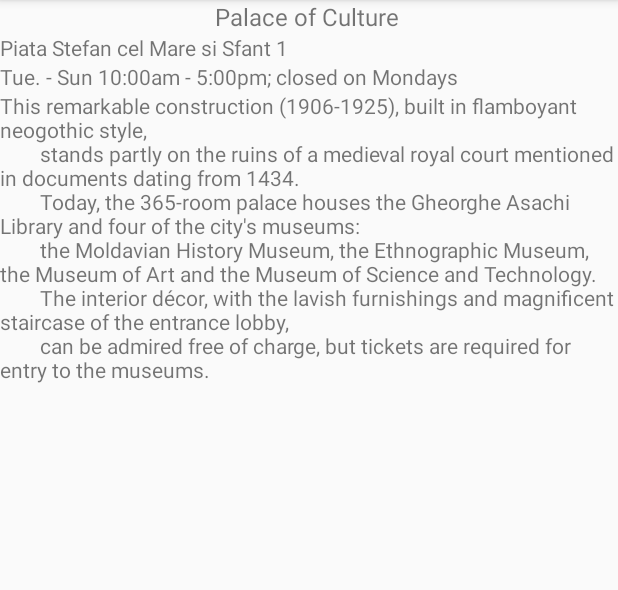
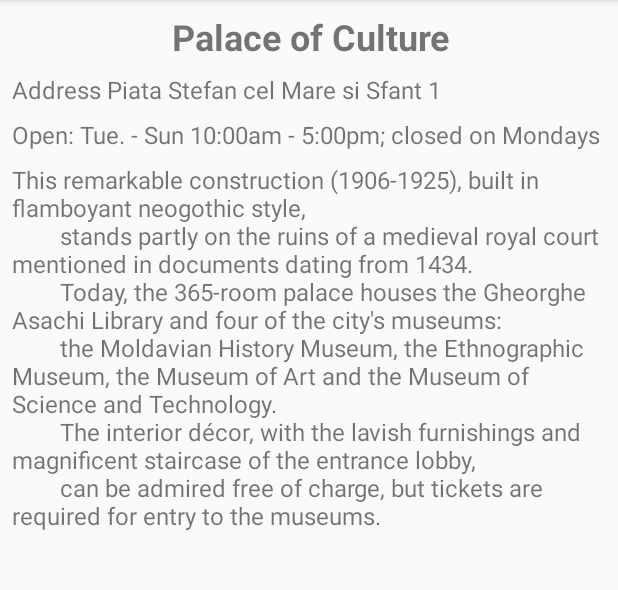
Before and after one commit to AlexBMA/IasiTour, an Android app: the LandmarksCategory screen opened directly, with no data from a screen before it, after a tap on "Palace of Culture", on a phone screen of 412 x 824 dp, the part 84-674 px from its top. Run offline under Robolectric (Android 15) with nearby library versions, the phone set to English and light mode, and no system bars.

Commit message:
Update 2

```diff
--- a/app/src/main/java/com/example/alexandru/iasitour/LandmarkDetails.java
+++ b/app/src/main/java/com/example/alexandru/iasitour/LandmarkDetails.java
@@ -26,24 +26,23 @@ public class LandmarkDetails extends AppCompatActivity {
 
     }
 
-    private void showInfomation(Landmark theLandmark)
-    {
+    private void showInfomation(Landmark theLandmark) {
         // get the text view by id
         TextView textViewName = (TextView) findViewById(R.id.landmarks_name);
         //set the text view
         textViewName.setText(theLandmark.getName());
 
         // get the text view by id
-        TextView textViewAddress = (TextView)findViewById(R.id.landmarks_address);
+        TextView textViewAddress = (TextView) findViewById(R.id.landmarks_address);
         //set the text view
-        textViewAddress.setText(theLandmark.getAddress());
+        textViewAddress.setText(getString(R.string.address)+" "+theLandmark.getAddress());
 
         // get the text view by id
-        TextView textViewAdmission = (TextView)findViewById(R.id.landmarks_admission);
-        textViewAdmission.setText(theLandmark.getAdmission());
+        TextView textViewAdmission = (TextView) findViewById(R.id.landmarks_admission);
+        textViewAdmission.setText(getString(R.string.open)+" "+theLandmark.getAdmission());
 
         //get the text view by id
-        TextView textViewInformation = (TextView)findViewById(R.id.landmarks_text);
+        TextView textViewInformation = (TextView) findViewById(R.id.landmarks_text);
         textViewInformation.setText(theLandmark.getText());
 
     }
--- a/app/src/main/res/layout/item.xml
+++ b/app/src/main/res/layout/item.xml
@@ -5,6 +5,7 @@
     android:layout_height="match_parent">
 
     <LinearLayout
+        android:paddingLeft="8dp"
         android:id="@+id/text_container"
         android:layout_width="match_parent"
         android:layout_height="@dimen/item_height"
--- a/app/src/main/res/layout/item_detailed.xml
+++ b/app/src/main/res/layout/item_detailed.xml
@@ -3,35 +3,45 @@
     xmlns:tools="http://schemas.android.com/tools"
     android:layout_width="match_parent"
     android:layout_height="match_parent"
+    android:paddingLeft="8dp"
     android:orientation="vertical">
 
     <TextView
         android:id="@+id/landmarks_name"
         android:layout_width="match_parent"
         android:layout_height="wrap_content"
-        android:textSize="16sp"
+        android:textSize="24sp"
+        android:textStyle="bold"
         tools:text="Name of the landmark"
         android:gravity="center_horizontal"
+        android:paddingTop="8dp"
+        android:paddingBottom="8dp"
         />
     <TextView
         android:id="@+id/landmarks_address"
+        android:textSize="16sp"
         android:layout_width="match_parent"
         android:layout_height="wrap_content"
         tools:text="address"
+        android:paddingBottom="8dp"
 
         />
     <TextView
         android:id="@+id/landmarks_admission"
+        android:textSize="16sp"
         android:layout_width="match_parent"
         android:layout_height="wrap_content"
         tools:text="Admission"
+        android:paddingBottom="8dp"
         />
 
     <TextView
         android:id="@+id/landmarks_text"
+        android:textSize="16sp"
         android:layout_width="match_parent"
         android:layout_height="wrap_content"
         tools:text="Description of the landmark"
+        android:paddingBottom="8dp"
         />
 
 
--- a/app/src/main/res/values/strings.xml
+++ b/app/src/main/res/values/strings.xml
@@ -6,5 +6,6 @@
     <string name="in_landscape_fragment">In landscape fragment</string>
     <string name="in_portrait_fragment">In portrait fragment</string>
 
-
+    <string name="address">Address</string>
+    <string name="open">Open:</string>
 </resources>
```
